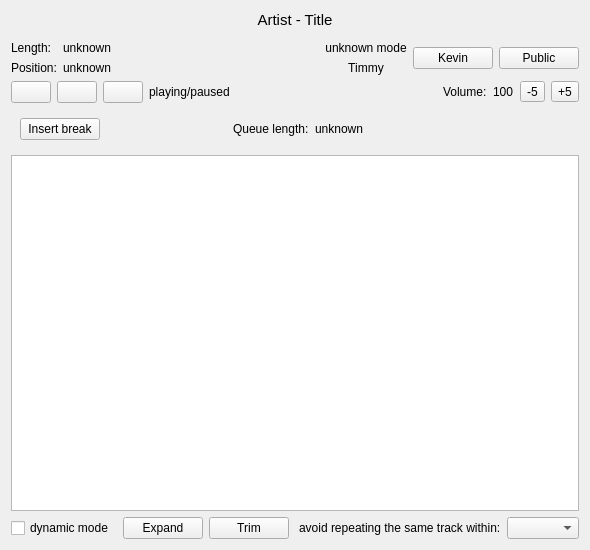
The window that src/gui-remote/mainwidget.ui (hyperquantum/PMP) describes before a commit, drawn with Qt 5.
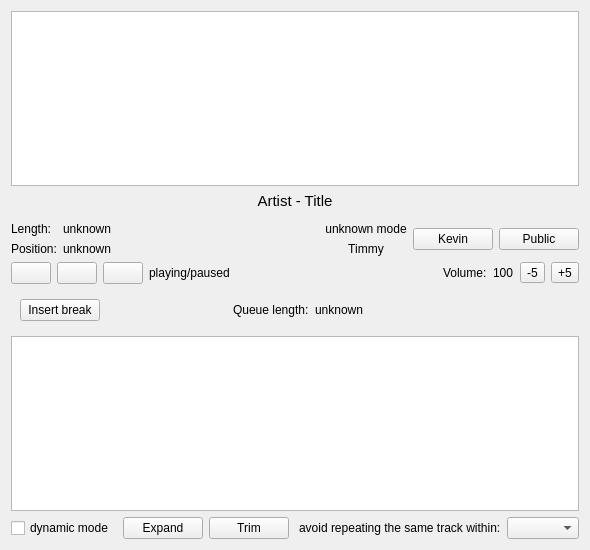
The same window after the commit. Icons and pictures are not drawn. Custom widgets are drawn as their Qt base class.

Commit message: Add recent player history view to the GUI remote.

Diff of the .ui file:
```diff
--- a/src/gui-remote/mainwidget.ui
+++ b/src/gui-remote/mainwidget.ui
@@ -20,6 +20,16 @@
    <string>Form</string>
   </property>
   <layout class="QVBoxLayout" name="verticalLayout_3">
+   <item>
+    <widget class="QTableView" name="historyTableView">
+     <property name="alternatingRowColors">
+      <bool>true</bool>
+     </property>
+     <property name="selectionBehavior">
+      <enum>QAbstractItemView::SelectRows</enum>
+     </property>
+    </widget>
+   </item>
    <item>
     <layout class="QVBoxLayout" name="verticalLayout_2">
      <item>
```
The commit also changes 21 other files.
